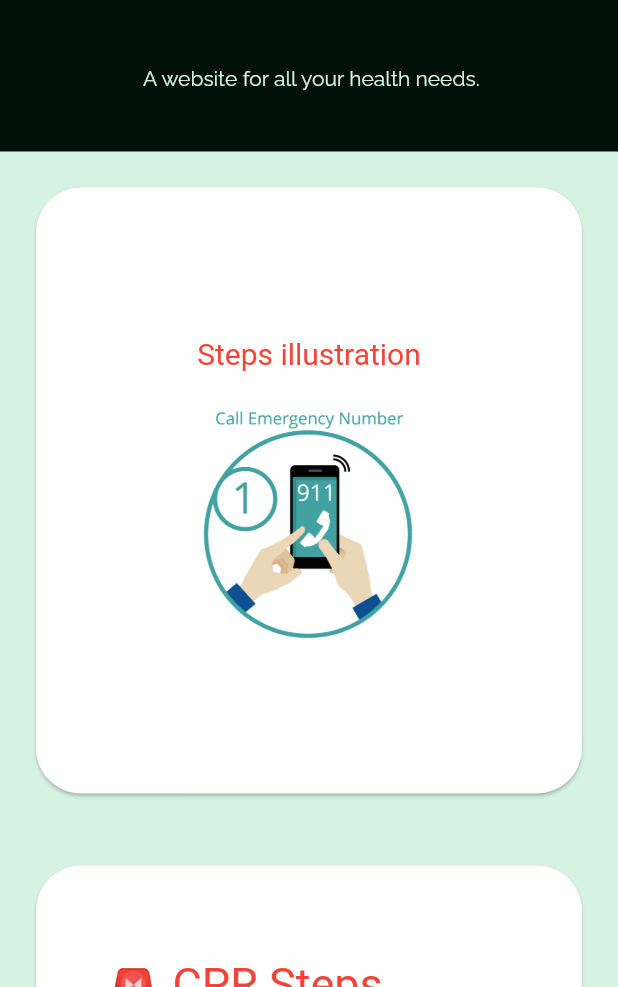
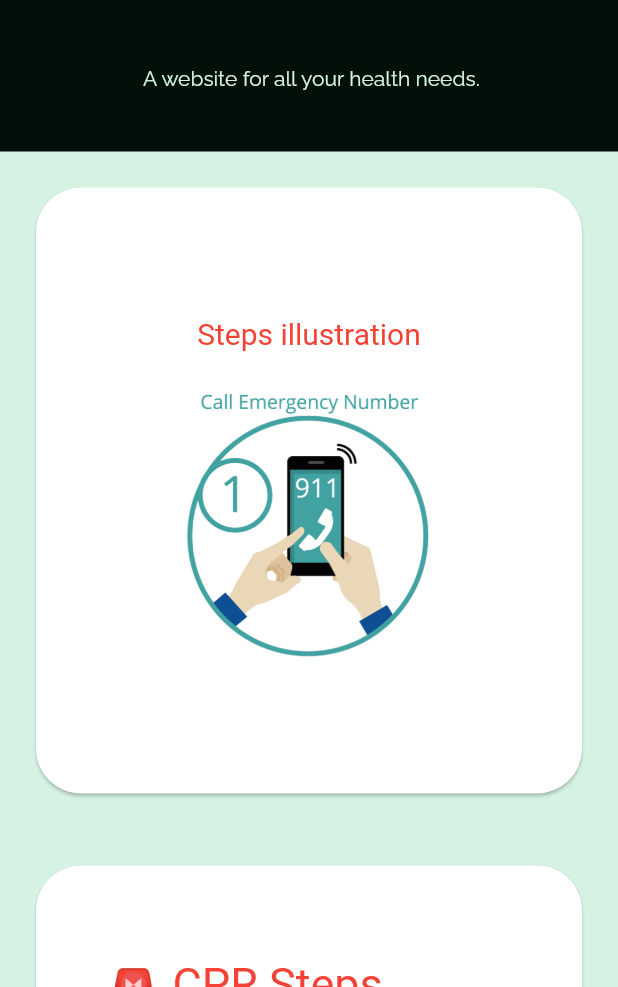
Before and after one commit to A-Dadani/ATEEK, a Flutter app: the MainScreenMw screen opened directly, on a phone screen of 412 x 824 dp, the part 249-1236 px from its top. Run offline on Flutter 3.47's test engine with Material 2 defaults, Android fonts, the light colour scheme and no system bars; drawn by our look-alikes of carousel_slider; our stand-ins replace dio, file_picker, firebase_core, firebase_storage, flutter_switch, get and 3 more; missing offline and left inert: collapsible_sidebar, country_state_city_picker, dart:html, image_network; accounts and stored records are empty; network calls fail; Roboto replaces fonts that are missing (assets/fonts/Raleway-Medium.ttf, assets/fonts/Raleway-SemiBold.ttf); project files that could hold a hidden picture were left out.

Commit message:
added changes to the frontend

```diff
--- a/_public/lib/profile/addmedecine.dart
+++ b/_public/lib/profile/addmedecine.dart
@@ -137,7 +137,7 @@ class _AddMedecineState extends State<AddMedecine> {
                   ): const SizedBox(),
           SingleChildScrollView(
             child: SizedBox(
-              height: Responsive.isDesktop(context)? height*1.2: height*1.4,
+              height: Responsive.isDesktop(context)? height*1.4: height*1.4,
               width: Responsive.isDesktop(context)? width*0.4: width*0.85,
               child: Card
               (
@@ -376,6 +376,7 @@ class _AddMedecineState extends State<AddMedecine> {
                                                              RoundedRectangleBorder(
                                                       borderRadius: BorderRadius.circular(50.0),
 
+
                                                       )
                                                     ),
                                                     backgroundColor: MaterialStateProperty.all(kPrimaryColor),
--- a/_public/lib/profile/right_side.dart
+++ b/_public/lib/profile/right_side.dart
@@ -452,8 +452,8 @@ class RrightSideState extends State<RightSide> {
                           ),
                           child: ImageNetwork(
                             image: medicine.pictureLink,
-                            height: 200,
-                            width: 330,
+                            height: height*0.25,
+                            width: width*0.25,
                             fitWeb: BoxFitWeb.fill,
                           ),
                           decoration: BoxDecoration(
--- a/_public/lib/profile/settings.dart
+++ b/_public/lib/profile/settings.dart
@@ -95,7 +95,7 @@ class _ProfileState extends State<Profile> {
                  ): const SizedBox(),
          SingleChildScrollView(
            child: SizedBox(
-             height:  Responsive.isDesktop(context)? height: height*1.2,
+             height:  Responsive.isDesktop(context)? height*1.1: height*1.2,
              width: Responsive.isDesktop(context)? width*0.4 : width*0.85,
              child: Card
              (
--- a/_public/lib/screens/main/components/socal.dart
+++ b/_public/lib/screens/main/components/socal.dart
@@ -45,6 +45,8 @@ class Socal extends StatelessWidget {
               vertical:
                   kDefaultPadding / (Responsive.isDesktop(context) ? 1 : 2),
             ),
+
+
           ),
           child: Text("Login"),
         ),
--- a/_public/lib/screens/medicines/medicines_list.dart
+++ b/_public/lib/screens/medicines/medicines_list.dart
@@ -161,6 +161,8 @@ class _MedicinesState extends State<Medicines> {
                               textStyle: TextStyle(fontSize: 15),
 
                               ),
+
+
                             ),
                             ),
                              SizedBox(height: height*0.04,),
--- a/_public/lib/screens/mental_wellness/home_m_w.dart
+++ b/_public/lib/screens/mental_wellness/home_m_w.dart
@@ -1,13 +1,10 @@
 import 'package:flutter/material.dart';
-//import 'package:news/constants.dart';
-
 import 'package:carousel_slider/carousel_slider.dart';
 import 'package:news/constants.dart';
 import 'package:news/responsive.dart';
 import 'package:get/get.dart';
+import '../../controllers/MenuController.dart';
 
-import '../../controllers/MenuController.dart';
-//import 'package:news/responsive.dart';
 
 class HomeScreenMw extends StatelessWidget {
   HomeScreenMw({
@@ -37,10 +34,10 @@ class HomeScreenMw extends StatelessWidget {
                 child: Column(
                   children: [
                     SizedBox(
-                      width: Responsive.isMobile(context)
+                      width: !Responsive.isDesktop(context)
                           ? width / 1.1
                           : width / 3,
-                      height: Responsive.isMobile(context)
+                      height: !Responsive.isDesktop(context)
                           ? height * 0.5
                           : height * 0.7,
                       child: Flexible(
@@ -61,7 +58,7 @@ class HomeScreenMw extends StatelessWidget {
                                               style: TextStyle(
                                                 color: Colors.red,
                                                 fontFamily:
-                                                    'assets/fonts/Raleway-SemiBold.ttf',
+                                                    'assets/fonts/Raleway-Medium.ttf',
                                                 fontSize: Responsive.isDesktop(
                                                         context)
                                                     ? 35
@@ -73,7 +70,7 @@ class HomeScreenMw extends StatelessWidget {
                                               style: TextStyle(
                                                 color: Colors.red,
                                                 fontFamily:
-                                                    'assets/fonts/Raleway-SemiBold.ttf',
+                                                    'assets/fonts/Raleway-Medium.ttf',
                                                 fontSize: Responsive.isDesktop(
                                                         context)
                                                     ? 35
@@ -107,9 +104,6 @@ class HomeScreenMw extends StatelessWidget {
                               autoPlayAnimationDuration:
                                   Duration(milliseconds: 1000),
                               aspectRatio: 16 / 9,
-                              height: !Responsive.isDesktop(context)
-                                  ? (height / 4)
-                                  : height / 1.1,
                             ),
                           ),
                         ),
@@ -119,8 +113,10 @@ class HomeScreenMw extends StatelessWidget {
                 ),
               ),
               if (Responsive.isDesktop(context))
-                SizedBox(
-                  width: width * 0.35,
+                Expanded(
+                  flex: 2,
+                  child: SizedBox(
+                    width: width * 0.3,
                     child: Card(
                       shape: const RoundedRectangleBorder(
                           borderRadius: BorderRadius.all(Radius.circular(30))),
@@ -138,7 +134,7 @@ class HomeScreenMw extends StatelessWidget {
                                     style: TextStyle(
                                       color: Colors.red,
                                       fontFamily:
-                                        'assets/fonts/Raleway-SemiBold.ttf',
+                                          'assets/fonts/Raleway-Medium.ttf',
                                       fontSize: 35,
                                     ),
                                     children: [
@@ -146,7 +142,7 @@ class HomeScreenMw extends StatelessWidget {
                                           text: '1.',
                                           style: TextStyle(
                                             color: Colors.red,
-                                          fontSize: 20,
+                                            fontSize: 18,
                                           ),
                                           children: [
                                             TextSpan(
@@ -154,14 +150,14 @@ class HomeScreenMw extends StatelessWidget {
                                                     ' Check for responsiveness.\n\n',
                                                 style: TextStyle(
                                                   color: kDarkBlackColor,
-                                                fontSize: 20,
+                                                  fontSize: 18,
                                                 ),
                                                 children: [
                                                   TextSpan(
                                                       text: '2.',
                                                       style: TextStyle(
                                                         color: Colors.red,
-                                                      fontSize: 20,
+                                                        fontSize: 18,
                                                       ),
                                                       children: [
                                                         TextSpan(
@@ -170,7 +166,7 @@ class HomeScreenMw extends StatelessWidget {
                                                             style: TextStyle(
                                                               color:
                                                                   kDarkBlackColor,
-                                                            fontSize: 20,
+                                                              fontSize: 18,
                                                             ),
                                                             children: [
                                                               TextSpan(
@@ -179,7 +175,8 @@ class HomeScreenMw extends StatelessWidget {
                                                                       TextStyle(
                                                                     color: Colors
                                                                         .red,
-                                                                  fontSize: 20,
+                                                                    fontSize:
+                                                                        18,
                                                                   ),
                                                                   children: [
                                                                     TextSpan(
@@ -190,51 +187,49 @@ class HomeScreenMw extends StatelessWidget {
                                                                           color:
                                                                               kDarkBlackColor,
                                                                           fontSize:
-                                                                            20,
+                                                                              18,
                                                                         ),
                                                                         children: [
                                                                           TextSpan(
-                                                                            text:
-                                                                                '4.',
-                                                                            style:
-                                                                                TextStyle(
+                                                                              text: '4.',
+                                                                              style: TextStyle(
                                                                                 color: Colors.red,
-                                                                              fontSize: 20,
+                                                                                fontSize: 18,
                                                                               ),
                                                                               children: [
                                                                                 TextSpan(
                                                                                     text: ' Open airway and give rescue breaths.\n\n',
                                                                                     style: TextStyle(
                                                                                       color: kDarkBlackColor,
-                                                                                    fontSize: 20,
+                                                                                      fontSize: 18,
                                                                                     ),
                                                                                     children: [
                                                                                       TextSpan(
                                                                                           text: '5.',
                                                                                           style: TextStyle(
                                                                                             color: Colors.red,
-                                                                                          fontSize: 20,
+                                                                                            fontSize: 18,
                                                                                           ),
                                                                                           children: [
                                                                                             TextSpan(
-                                                                                              text: ' Continue cycles of chest compressions and rescue\n\t breaths.\n\n',
+                                                                                                text: ' Continue cycles of chest compressions and \n\t rescue breaths.\n\n',
                                                                                                 style: TextStyle(
                                                                                                   color: kDarkBlackColor,
-                                                                                                fontSize: 20,
+                                                                                                  fontSize: 18,
                                                                                                 ),
                                                                                                 children: [
                                                                                                   TextSpan(
                                                                                                       text: '6.',
                                                                                                       style: TextStyle(
                                                                                                         color: Colors.red,
-                                                                                                      fontSize: 20,
+                                                                                                        fontSize: 18,
                                                                                                       ),
                                                                                                       children: [
                                                                                                         TextSpan(
                                                                                                           text: ' Follow instructions from emergency services.\n',
                                                                                                           style: TextStyle(
                                                                                                             color: kDarkBlackColor,
-                                                                                                          fontSize: 20,
+                                                                                                            fontSize: 18,
                                                                                                           ),
                                                                                                         )
                                                                                                       ])
@@ -257,14 +252,16 @@ class HomeScreenMw extends StatelessWidget {
                         ),
                       ),
                     ),
+                  ),
                 )
             ]),
-            if (Responsive.isMobile(context)) SizedBox(height: 40),
-            if (Responsive.isMobile(context))
+            if (Responsive.isMobile(context) || Responsive.isTablet(context))
+              SizedBox(height: 40),
+            if (Responsive.isMobile(context) || Responsive.isTablet(context))
               Column(
                 children: [
                   SizedBox(
-                    width: width / 1.1,
+                    width: 500,
                     height: height * 0.55,
                     child: Card(
                       shape: const RoundedRectangleBorder(
@@ -285,7 +282,7 @@ class HomeScreenMw extends StatelessWidget {
                                     style: TextStyle(
                                       color: Colors.red,
                                       fontFamily:
-                                          'assets/fonts/Raleway-SemiBold.ttf',
+                                          'assets/fonts/Raleway-Medium.ttf',
                                       fontSize: 30,
                                     ),
                                     children: [
```
Also changed, not shown: _public/lib/profile/dropdown.dart (+49 -18 lines). Lines whose indentation alone changed are shown as unchanged.
